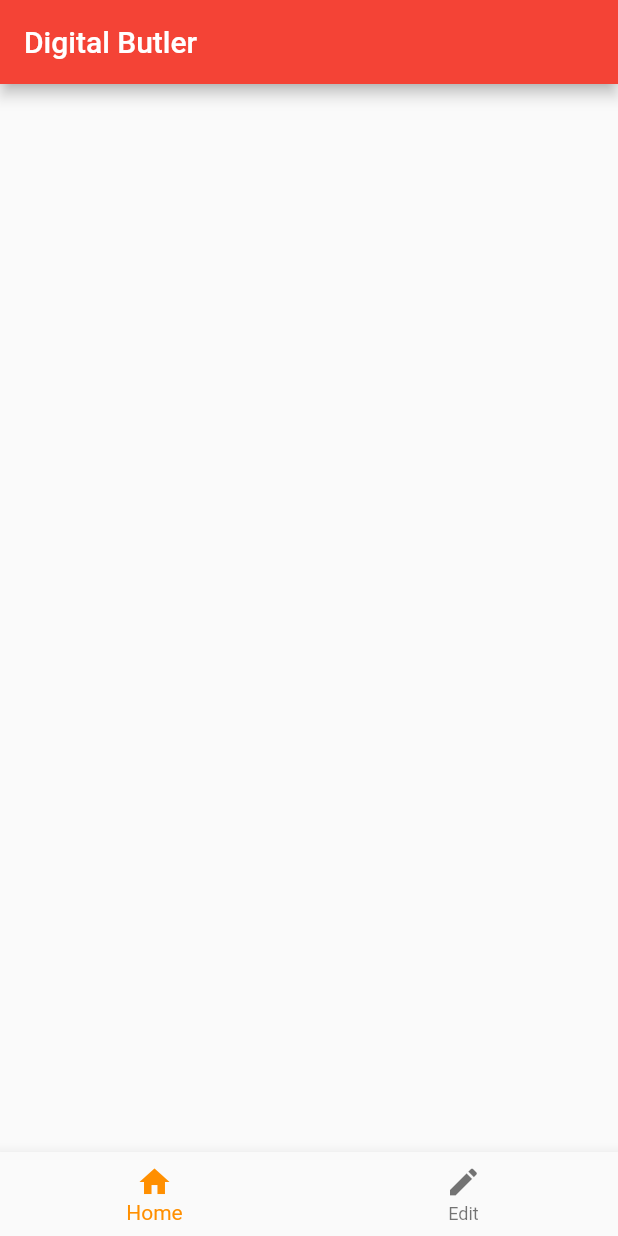
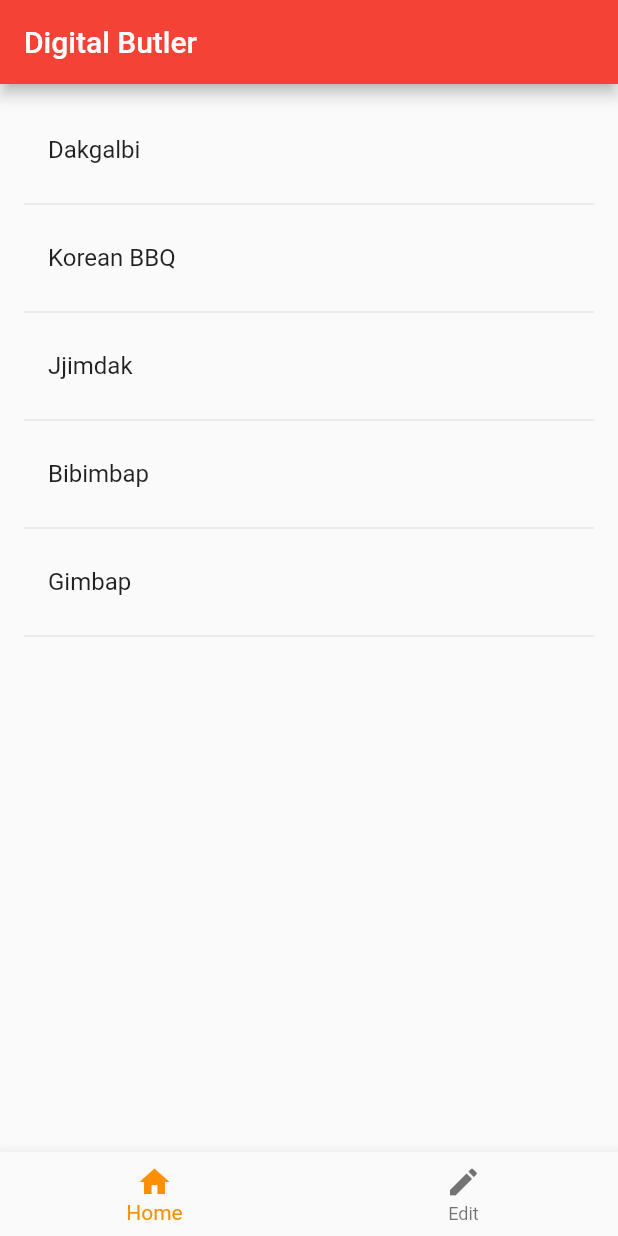
Before and after one commit to Taimonania/digital-butler, a Flutter app: the screen it shows after launch, on a phone screen of 412 x 824 dp. Run offline on Flutter 3.47's test engine with Material 2 defaults, Android fonts, the phone set to English and light mode, and no system bars; our stand-ins replace localstorage.

Commit message:
make overview and editpage to seperate widgets
The data storage isn't fully working anymore

```diff
--- a/db_app/lib/main.dart
+++ b/db_app/lib/main.dart
@@ -1,5 +1,6 @@
 import 'package:flutter/material.dart';
 
+import 'editpage.dart';
 import 'overview.dart';
 
 void main() {
@@ -15,7 +16,73 @@ class MyApp extends StatelessWidget {
       theme: ThemeData(
         primarySwatch: Colors.red,
       ),
-      home: Overview(title: 'Digital Butler'),
+      home: MainView(title: 'Digital Butler'),
     );
   }
 }
+
+class MainView extends StatefulWidget {
+  MainView({Key key, this.title}) : super(key: key);
+  final String title;
+
+  @override
+  _MainViewState createState() => _MainViewState();
+}
+
+class _MainViewState extends State<MainView> {
+  // index for the currently selected bottom menu
+  int _selectedIndex = 0;
+  Overview overview;
+
+  _MainViewState() {
+    overview = Overview();
+  }
+
+  Widget _selectedPage() {
+    switch (_selectedIndex) {
+      case 0:
+        return Overview(title: widget.title);
+        break;
+      case 1:
+        return EditPage(title: widget.title);
+        break;
+      default:
+        return Text(
+            "Error: Default case for selected index. This should not happen.");
+    }
+  }
+
+  void _onItemTapped(int index) {
+    setState(() {
+      _selectedIndex = index;
+    });
+  }
+
+  @override
+  Widget build(BuildContext context) {
+    return Scaffold(
+      appBar: AppBar(
+        title: Text(widget.title),
+      ),
+      body: Container(
+        alignment: Alignment.center,
+        child: _selectedPage(), //_selectedPage.elementAt(_selectedIndex),
+      ),
+      bottomNavigationBar: BottomNavigationBar(
+        items: const <BottomNavigationBarItem>[
+          BottomNavigationBarItem(
+            icon: Icon(Icons.home),
+            label: "Home",
+          ),
+          BottomNavigationBarItem(
+            icon: Icon(Icons.edit),
+            label: "Edit",
+          ),
+        ],
+        currentIndex: _selectedIndex,
+        selectedItemColor: Colors.amber[800],
+        onTap: _onItemTapped,
+      ),
+    );
+  }
+}
--- a/db_app/lib/overview.dart
+++ b/db_app/lib/overview.dart
@@ -12,9 +12,6 @@ class Overview extends StatefulWidget {
 }
 
 class _OverviewState extends State<Overview> {
-  // index for the currently selected bottom menu
-  int _selectedIndex = 0;
-
   MealList _meals;
   DataService service = new DataService();
   TextEditingController controller = new TextEditingController();
@@ -24,65 +21,21 @@ class _OverviewState extends State<Overview> {
   _OverviewState() {
     _meals = MealList();
 
-    // _meals.add(MealItem(name: "Dakgalbi", tasty: false));
-    // _meals.add(MealItem(name: "Korean BBQ", tasty: false));
-    // _meals.add(MealItem(name: "Jjimdak", tasty: false));
-    // _meals.add(MealItem(name: "Bibimbap", tasty: false));
-    // _meals.add(MealItem(name: "Gimbap", tasty: false));
+    _meals.add(MealItem(name: "Dakgalbi", tasty: false));
+    _meals.add(MealItem(name: "Korean BBQ", tasty: false));
+    _meals.add(MealItem(name: "Jjimdak", tasty: false));
+    _meals.add(MealItem(name: "Bibimbap", tasty: false));
+    _meals.add(MealItem(name: "Gimbap", tasty: false));
   }
 
-  Widget _selectedPage() {
-    switch (_selectedIndex) {
-      case 0:
-        return _buildMealsPage();
-        break;
-      case 1:
-        return _buildEditPage();
-        break;
-      default:
-        return Text(
-            "Error: Default case for selected index. This should not happen.");
-    }
-  }
-
-  void _save() {
-    _meals.add(MealItem(name: controller.value.text, tasty: false));
-    print("A new meal was saved: " + controller.value.text);
-    controller.clear();
-  }
-
-  Widget _buildEditPage() {
-    return Column(
-      children: <Widget>[
-        ListTile(
-          title: TextField(
-            controller: controller,
-            decoration: InputDecoration(
-              labelText: 'Want to add a new meal?',
-            ),
-            onEditingComplete: _save,
-          ),
-          trailing: Row(
-            mainAxisSize: MainAxisSize.min,
-            children: <Widget>[
-              IconButton(
-                icon: Icon(Icons.save),
-                onPressed: _save,
-                tooltip: 'Save',
-              ),
-              IconButton(
-                icon: Icon(Icons.delete),
-                onPressed: service.clearMeals,
-                tooltip: 'Clear storage',
-              )
-            ],
-          ),
-        ),
-      ],
+  Widget _buildMealRow(MealItem meal) {
+    return ListTile(
+      title: Text(meal.name),
     );
   }
 
-  Widget _buildMealsPage() {
+  @override
+  Widget build(BuildContext context) {
     return FutureBuilder<MealList>(
         future: service.getMeals(),
         builder: (BuildContext context, AsyncSnapshot<MealList> snapshot) {
@@ -106,44 +59,4 @@ class _OverviewState extends State<Overview> {
               });
         });
   }
-
-  Widget _buildMealRow(MealItem meal) {
-    return ListTile(
-      title: Text(meal.name),
-    );
-  }
-
-  void _onItemTapped(int index) {
-    setState(() {
-      _selectedIndex = index;
-    });
-  }
-
-  @override
-  Widget build(BuildContext context) {
-    return Scaffold(
-      appBar: AppBar(
-        title: Text(widget.title),
-      ),
-      body: Container(
-        alignment: Alignment.center,
-        child: _selectedPage(), //_selectedPage.elementAt(_selectedIndex),
-      ),
-      bottomNavigationBar: BottomNavigationBar(
-        items: const <BottomNavigationBarItem>[
-          BottomNavigationBarItem(
-            icon: Icon(Icons.home),
-            label: "Home",
-          ),
-          BottomNavigationBarItem(
-            icon: Icon(Icons.edit),
-            label: "Edit",
-          ),
-        ],
-        currentIndex: _selectedIndex,
-        selectedItemColor: Colors.amber[800],
-        onTap: _onItemTapped,
-      ),
-    );
-  }
 }
```
Also changed, not shown: db_app/lib/editpage.dart (added, +58 -0 lines).
